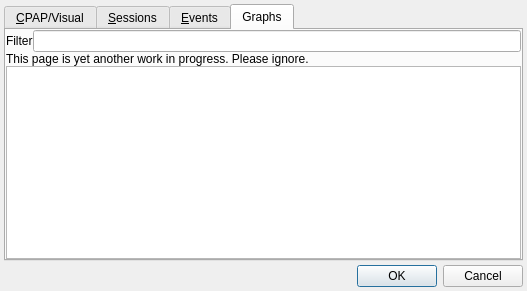
This is preferencesdialog.ui in sbonaime/sleepyhead-code. as Qt 5 draws it before an edit. The edited form follows.
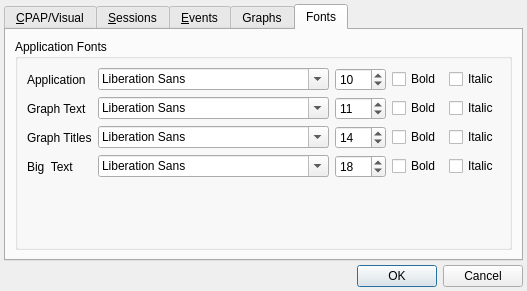
This is the edited form.

Commit message: Added Fonts Tab in Preferences. Can NOT change webviews.

The edit to the form file:
```diff
--- a/preferencesdialog.ui
+++ b/preferencesdialog.ui
@@ -29,7 +29,7 @@
    <item>
     <widget class="QTabWidget" name="tabWidget">
      <property name="currentIndex">
-      <number>3</number>
+      <number>4</number>
      </property>
      <widget class="QWidget" name="visualTab">
       <attribute name="title">
@@ -507,6 +507,201 @@
        </item>
       </layout>
      </widget>
+     <widget class="QWidget" name="fontsTab">
+      <attribute name="title">
+       <string>Fonts</string>
+      </attribute>
+      <layout class="QVBoxLayout" name="verticalLayout_5">
+       <item>
+        <widget class="QGroupBox" name="groupBox">
+         <property name="title">
+          <string>Application Fonts</string>
+         </property>
+         <layout class="QGridLayout" name="gridLayout_3">
+          <item row="0" column="0">
+           <widget class="QLabel" name="label_10">
+            <property name="sizePolicy">
+             <sizepolicy hsizetype="Fixed" vsizetype="Preferred">
+              <horstretch>0</horstretch>
+              <verstretch>0</verstretch>
+             </sizepolicy>
+            </property>
+            <property name="text">
+             <string>Application</string>
+            </property>
+           </widget>
+          </item>
+          <item row="0" column="1">
+           <widget class="QFontComboBox" name="applicationFont"/>
+          </item>
+          <item row="0" column="2">
+           <widget class="QSpinBox" name="applicationFontSize">
+            <property name="minimum">
+             <number>6</number>
+            </property>
+            <property name="maximum">
+             <number>30</number>
+            </property>
+            <property name="value">
+             <number>10</number>
+            </property>
+           </widget>
+          </item>
+          <item row="1" column="0">
+           <widget class="QLabel" name="label_11">
+            <property name="sizePolicy">
+             <sizepolicy hsizetype="Fixed" vsizetype="Preferred">
+              <horstretch>0</horstretch>
+              <verstretch>0</verstretch>
+             </sizepolicy>
+            </property>
+            <property name="text">
+             <string>Graph Text</string>
+            </property>
+           </widget>
+          </item>
+          <item row="1" column="1">
+           <widget class="QFontComboBox" name="graphFont"/>
+          </item>
+          <item row="1" column="2">
+           <widget class="QSpinBox" name="graphFontSize">
+            <property name="minimum">
+             <number>6</number>
+            </property>
+            <property name="maximum">
+             <number>40</number>
+            </property>
+            <property name="value">
+             <number>11</number>
+            </property>
+           </widget>
+          </item>
+          <item row="2" column="0">
+           <widget class="QLabel" name="label_12">
+            <property name="sizePolicy">
+             <sizepolicy hsizetype="Fixed" vsizetype="Preferred">
+              <horstretch>0</horstretch>
+              <verstretch>0</verstretch>
+             </sizepolicy>
+            </property>
+            <property name="text">
+             <string>Graph Titles</string>
+            </property>
+           </widget>
+          </item>
+          <item row="2" column="1">
+           <widget class="QFontComboBox" name="titleFont"/>
+          </item>
+          <item row="2" column="2">
+           <widget class="QSpinBox" name="titleFontSize">
+            <property name="minimum">
+             <number>6</number>
+            </property>
+            <property name="maximum">
+             <number>40</number>
+            </property>
+            <property name="value">
+             <number>14</number>
+            </property>
+           </widget>
+          </item>
+          <item row="3" column="0">
+           <widget class="QLabel" name="label_13">
+            <property name="text">
+             <string>Big  Text</string>
+            </property>
+           </widget>
+          </item>
+          <item row="3" column="1">
+           <widget class="QFontComboBox" name="bigFont"/>
+          </item>
+          <item row="3" column="2">
+           <widget class="QSpinBox" name="bigFontSize">
+            <property name="minimum">
+             <number>6</number>
+            </property>
+            <property name="maximum">
+             <number>72</number>
+            </property>
+            <property name="value">
+             <number>18</number>
+            </property>
+           </widget>
+          </item>
+          <item row="0" column="4">
+           <widget class="QCheckBox" name="applicationFontItalic">
+            <property name="text">
+             <string>Italic</string>
+            </property>
+           </widget>
+          </item>
+          <item row="0" column="3">
+           <widget class="QCheckBox" name="applicationFontBold">
+            <property name="text">
+             <string>Bold</string>
+            </property>
+           </widget>
+          </item>
+          <item row="1" column="3">
+           <widget class="QCheckBox" name="graphFontBold">
+            <property name="text">
+             <string>Bold</string>
+            </property>
+           </widget>
+          </item>
+          <item row="1" column="4">
+           <widget class="QCheckBox" name="graphFontItalic">
+            <property name="text">
+             <string>Italic</string>
+            </property>
+           </widget>
+          </item>
+          <item row="2" column="3">
+           <widget class="QCheckBox" name="titleFontBold">
+            <property name="text">
+             <string>Bold</string>
+            </property>
+           </widget>
+          </item>
+          <item row="2" column="4">
+           <widget class="QCheckBox" name="titleFontItalic">
+            <property name="text">
+             <string>Italic</string>
+            </property>
+           </widget>
+          </item>
+          <item row="3" column="3">
+           <widget class="QCheckBox" name="bigFontBold">
+            <property name="text">
+             <string>Bold</string>
+            </property>
+           </widget>
+          </item>
+          <item row="3" column="4">
+           <widget class="QCheckBox" name="bigFontItalic">
+            <property name="text">
+             <string>Italic</string>
+            </property>
+           </widget>
+          </item>
+          <item row="4" column="1">
+           <spacer name="verticalSpacer_2">
+            <property name="orientation">
+             <enum>Qt::Vertical</enum>
+            </property>
+            <property name="sizeHint" stdset="0">
+             <size>
+              <width>20</width>
+              <height>40</height>
+             </size>
+            </property>
+           </spacer>
+          </item>
+         </layout>
+        </widget>
+       </item>
+      </layout>
+     </widget>
     </widget>
    </item>
    <item>
```
The commit also changes 9 other files.
